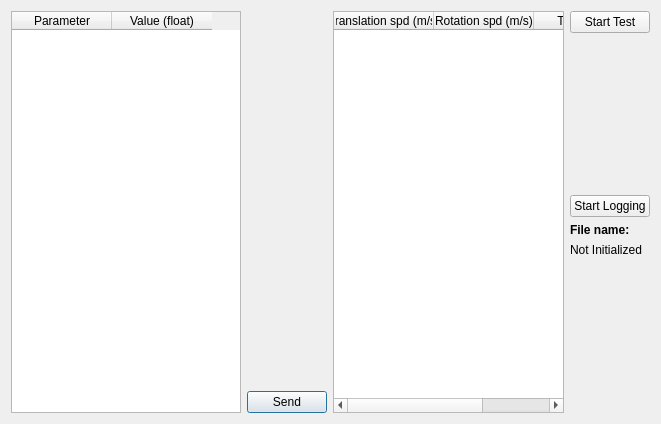
Above: Software/Remote/FollowerRemote/configure.ui from TalTechRobotiklubi/Follower before the change. Below: the same form after it.
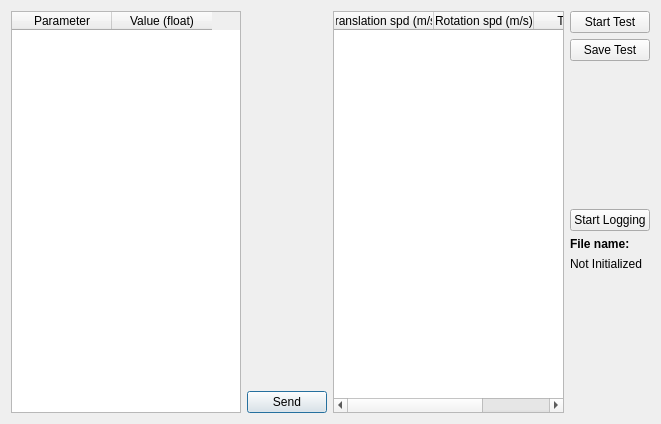
That is the form after the change.

Commit message: Implement Save Test button The saving of testing parameters was previously only done at the initiation of a test. Now there's a button for that!

```diff
--- a/Software/Remote/FollowerRemote/configure.ui
+++ b/Software/Remote/FollowerRemote/configure.ui
@@ -83,6 +83,13 @@
        </property>
       </widget>
      </item>
+     <item>
+      <widget class="QPushButton" name="button_save_test">
+       <property name="text">
+        <string>Save Test</string>
+       </property>
+      </widget>
+     </item>
      <item>
       <spacer name="verticalSpacer">
        <property name="orientation">
```
The commit also changes 2 other files.
